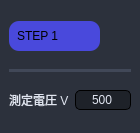
Before: the Qt Designer form Source code/gui_main/gui/widgets/py_pattern/test_pattern.ui in coolandy345/MS4371, drawn with Qt 5.
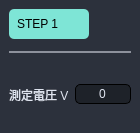
After: the same form once the commit is applied.

Commit message: GUI style ready

```diff
--- a/Source code/gui_main/gui/widgets/py_pattern/test_pattern.ui
+++ b/Source code/gui_main/gui/widgets/py_pattern/test_pattern.ui
@@ -27,7 +27,11 @@
   </property>
   <property name="styleSheet">
    <string notr="true">background-color: rgb(44, 49, 60);
-border-radius: 10px;</string>
+color: rgb(225, 230, 241);
+border-radius: 5px;
+border-style: solid;
+font:12px &quot;游ゴシック&quot;;
+</string>
   </property>
   <layout class="QGridLayout" name="gridLayout_3">
    <property name="leftMargin">
@@ -89,55 +93,149 @@
      </widget>
      <widget class="QWidget" name="page2">
       <property name="styleSheet">
-       <string notr="true">border:none;</string>
+       <string notr="true">QFrame{
+	border:none;
+}
+QFrame:hover{
+	border-color: rgb(231, 214, 85);
+	border-width: 5px;
+	border-radius: 5px;
+	border-style: solid;
+}
+QFrame:focus{
+	border-color: rgb(231, 214, 85);
+	border-width: 5px;
+	border-radius: 5px;
+	border-style: solid;
+}
+
+QLabel:enabled {
+	color: rgb(225, 230, 241);
+}
+QLabel:disabled {
+	color: rgb(91, 94, 98);
+}
+
+QLineEdit:enabled {
+	background-color: rgba(0, 0, 0, 80);
+	color: rgb(225, 230, 241);
+	border-width: 1px;
+}
+QLineEdit:disabled {
+	background-color: rgba(0, 0, 0, 0);
+	color: rgb(44, 49, 60);
+	border: none;
+}
+QLineEdit:hover {
+	background-color: rgba(0, 0, 0,40);
+}
+QLineEdit:read-only {
+	background-color: rgba(0, 0, 0, 0);
+	border: none;
+}</string>
       </property>
       <layout class="QGridLayout" name="gridLayout_4">
-       <item row="0" column="0" colspan="2">
+       <property name="leftMargin">
+        <number>0</number>
+       </property>
+       <property name="topMargin">
+        <number>0</number>
+       </property>
+       <property name="rightMargin">
+        <number>0</number>
+       </property>
+       <property name="bottomMargin">
+        <number>0</number>
+       </property>
+       <item row="0" column="0">
+        <widget class="QFrame" name="frame_4">
+         <property name="frameShape">
+          <enum>QFrame::StyledPanel</enum>
+         </property>
+         <property name="frameShadow">
+          <enum>QFrame::Raised</enum>
+         </property>
+         <layout class="QVBoxLayout" name="verticalLayout">
+          <property name="spacing">
+           <number>12</number>
+          </property>
+          <item>
+           <widget class="QFrame" name="frame_6">
+            <property name="minimumSize">
+             <size>
+              <width>0</width>
+              <height>30</height>
+             </size>
+            </property>
+            <property name="maximumSize">
+             <size>
+              <width>16777215</width>
+              <height>30</height>
+             </size>
+            </property>
+            <property name="styleSheet">
+             <string notr="true">QFrame:hover{
+	border:none;
+}
+QFrame:focus{
+	border:none;
+}</string>
+            </property>
+            <property name="frameShape">
+             <enum>QFrame::StyledPanel</enum>
+            </property>
+            <property name="frameShadow">
+             <enum>QFrame::Raised</enum>
+            </property>
+            <layout class="QHBoxLayout" name="horizontalLayout_2">
+             <property name="leftMargin">
+              <number>0</number>
+             </property>
+             <property name="topMargin">
+              <number>0</number>
+             </property>
+             <property name="rightMargin">
+              <number>0</number>
+             </property>
+             <property name="bottomMargin">
+              <number>0</number>
+             </property>
+             <item>
         <widget class="QLabel" name="Step_label">
          <property name="minimumSize">
           <size>
-           <width>0</width>
-           <height>25</height>
+                 <width>80</width>
+                 <height>20</height>
           </size>
          </property>
          <property name="maximumSize">
           <size>
-           <width>16777215</width>
+                 <width>80</width>
            <height>30</height>
           </size>
          </property>
          <property name="styleSheet">
-          <string notr="true">font:17px &quot;游ゴシック&quot;;
-color: rgb(0, 0, 0);
-padding-left:5px;
-background-color: rgb(73, 73, 220);
-border:none;</string>
+                <string notr="true">QLabel:enabled {
+	font:17px &quot;游ゴシック&quot;;
+	color: rgb(0, 0, 0);
+	padding-left:5px;
+	background-color: rgb(126, 229, 214);
+	border:none;
+}</string>
          </property>
          <property name="text">
           <string>STEP 1</string>
          </property>
         </widget>
        </item>
-       <item row="3" column="0">
-        <widget class="QLabel" name="Valtage_label">
-         <property name="maximumSize">
-          <size>
-           <width>16777215</width>
-           <height>16777215</height>
-          </size>
-         </property>
-         <property name="styleSheet">
-          <string notr="true">font:13px &quot;游ゴシック&quot;;
-color: rgb(225, 230, 241);
-border:none;</string>
-         </property>
-         <property name="text">
-          <string>測定電圧 V</string>
-         </property>
-        </widget>
-       </item>
-       <item row="0" column="2">
+             <item>
         <widget class="QFrame" name="frame_3">
+               <property name="minimumSize">
+                <size>
+                 <width>0</width>
+                 <height>0</height>
+                </size>
+               </property>
          <property name="styleSheet">
           <string notr="true">border:none;</string>
          </property>
@@ -166,22 +264,33 @@
          </layout>
         </widget>
        </item>
-       <item row="1" column="0" colspan="3">
+            </layout>
+           </widget>
+          </item>
+          <item>
         <widget class="QFrame" name="frame_2">
          <property name="minimumSize">
           <size>
            <width>0</width>
-           <height>3</height>
+              <height>2</height>
           </size>
          </property>
          <property name="maximumSize">
           <size>
            <width>16777215</width>
-           <height>3</height>
+              <height>2</height>
           </size>
          </property>
          <property name="styleSheet">
-          <string notr="true">background-color: rgb(65, 72, 88);</string>
+             <string notr="true">QFrame{
+	background-color: rgb(141, 145, 156);
+}
+QFrame:hover{
+	border:none;
+}
+QFrame:focus{
+	border:none;
+}</string>
          </property>
          <property name="frameShape">
           <enum>QFrame::StyledPanel</enum>
@@ -191,8 +300,53 @@
          </property>
         </widget>
        </item>
-       <item row="3" column="1" colspan="2">
-        <widget class="QSpinBox" name="Valtage_lineEdit">
+          <item>
+           <widget class="QFrame" name="frame_5">
+            <property name="styleSheet">
+             <string notr="true">QFrame:hover{
+	border:none;
+}
+QFrame:focus{
+	border:none;
+}</string>
+            </property>
+            <property name="frameShape">
+             <enum>QFrame::StyledPanel</enum>
+            </property>
+            <property name="frameShadow">
+             <enum>QFrame::Raised</enum>
+            </property>
+            <layout class="QHBoxLayout" name="horizontalLayout">
+             <property name="leftMargin">
+              <number>0</number>
+             </property>
+             <property name="topMargin">
+              <number>0</number>
+             </property>
+             <property name="rightMargin">
+              <number>0</number>
+             </property>
+             <property name="bottomMargin">
+              <number>0</number>
+             </property>
+             <item>
+              <widget class="QLabel" name="Valtage_label">
+               <property name="maximumSize">
+                <size>
+                 <width>16777215</width>
+                 <height>16777215</height>
+                </size>
+               </property>
+               <property name="styleSheet">
+                <string notr="true"/>
+               </property>
+               <property name="text">
+                <string>測定電圧 V</string>
+               </property>
+              </widget>
+             </item>
+             <item>
+              <widget class="QLineEdit" name="Valtage_lineEdit">
          <property name="minimumSize">
           <size>
            <width>50</width>
@@ -209,39 +363,23 @@
           <bool>false</bool>
          </property>
          <property name="styleSheet">
-          <string notr="true">background-color: rgba(0, 0, 0,80);
-color: rgb(225, 230, 241);
-border-width: 1px;
-border-style: solid;
-border-radius: 5px;
-padding-left:5px;
-padding-right:5px;
-font: 12px &quot;游ゴシック&quot;;</string>
-         </property>
-         <property name="frame">
-          <bool>true</bool>
+                <string notr="true"/>
+               </property>
+               <property name="text">
+                <string>0</string>
          </property>
          <property name="alignment">
           <set>Qt::AlignCenter</set>
          </property>
-         <property name="buttonSymbols">
-          <enum>QAbstractSpinBox::NoButtons</enum>
-         </property>
-         <property name="minimum">
-          <number>-2000</number>
-         </property>
-         <property name="maximum">
-          <number>2000</number>
-         </property>
-         <property name="singleStep">
-          <number>1</number>
-         </property>
-         <property name="stepType">
-          <enum>QAbstractSpinBox::DefaultStepType</enum>
-         </property>
-         <property name="value">
-          <number>500</number>
-         </property>
+               <property name="readOnly">
+                <bool>false</bool>
+               </property>
+              </widget>
+             </item>
+            </layout>
+           </widget>
+          </item>
+         </layout>
         </widget>
        </item>
       </layout>
```
Left out of the diff: 3 changed lines with no effect on the pictures. Lines whose indentation alone changed are shown as unchanged. The commit also changes 18 other files.
